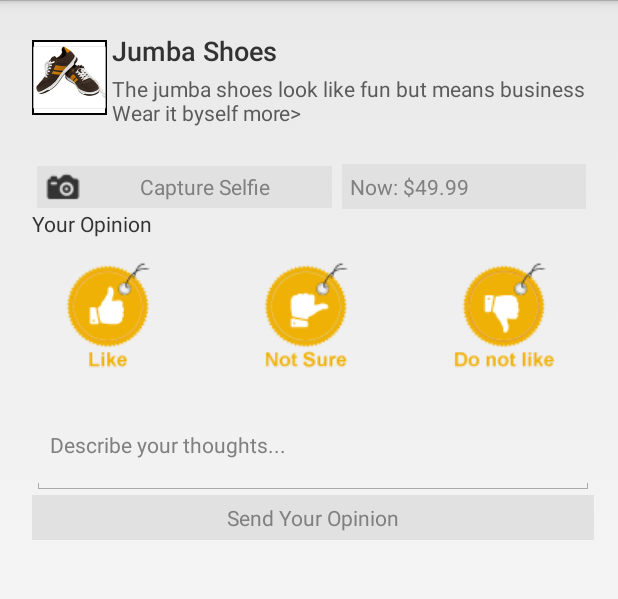
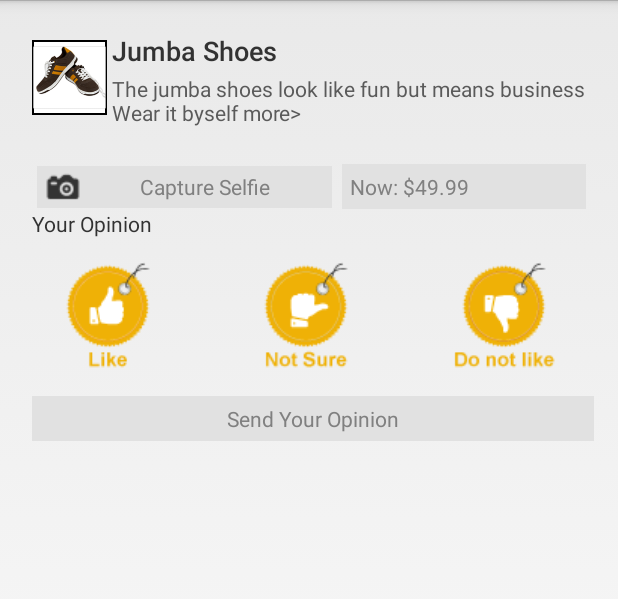
Before and after one commit to veenunalla/HowzIsThisBuddy, an Android app: the layout activity_popup_view.xml on its own in the app's theme, with its tools: preview values and no code run, on a phone screen of 412 x 824 dp, the part 72-671 px from its top. Run offline under Robolectric (Android 15) with nearby library versions, the phone set to English and light mode, and no system bars.

Commit message:
Updated UI and Modified the Code

```diff
--- a/app/src/main/res/layout/activity_popup_view.xml
+++ b/app/src/main/res/layout/activity_popup_view.xml
@@ -26,21 +26,21 @@
 
     </RelativeLayout>
 
-    <EditText
-        android:id="@+id/editText"
-        android:layout_width="match_parent"
-        android:layout_height="wrap_content"
-        android:ems="10"
-        android:hint="@string/str_opinion_response_describe_hint"
-        android:lines="3"
-        android:minLines="3"
-        android:scrollbars="vertical"
-        android:inputType="textMultiLine"
-        android:singleLine="false"
-        android:textAppearance="@android:style/TextAppearance.DeviceDefault.Small"
-        android:layout_below="@+id/img_opinion_response_like"
-        android:layout_alignLeft="@+id/img_opinion_response_like"
-        android:layout_alignStart="@+id/img_opinion_response_like" />
+    <!--<EditText-->
+        <!--android:id="@+id/editText"-->
+        <!--android:layout_width="match_parent"-->
+        <!--android:layout_height="wrap_content"-->
+        <!--android:ems="10"-->
+        <!--android:hint="@string/str_opinion_response_describe_hint"-->
+        <!--android:lines="3"-->
+        <!--android:minLines="3"-->
+        <!--android:scrollbars="vertical"-->
+        <!--android:inputType="textMultiLine"-->
+        <!--android:singleLine="false"-->
+        <!--android:textAppearance="@android:style/TextAppearance.DeviceDefault.Small"-->
+        <!--android:layout_below="@+id/img_opinion_response_like"-->
+        <!--android:layout_alignLeft="@+id/img_opinion_response_like"-->
+        <!--android:layout_alignStart="@+id/img_opinion_response_like" />-->
 
     <TextView
         android:id="@+id/textView2"
@@ -51,9 +51,9 @@
         android:padding="5dp"
         android:text="@string/str_opinion_response_send_your_opinion"
         android:textAppearance="@android:style/TextAppearance.DeviceDefault.Small"
-        android:layout_below="@+id/editText"
-        android:layout_alignLeft="@+id/editText"
-        android:layout_alignStart="@+id/editText" />
+        android:layout_below="@+id/img_opinion_response_like"
+        android:layout_alignLeft="@+id/relativeLayout"
+        android:layout_alignStart="@+id/relativeLayout" />
 
     <ImageButton
         android:id="@+id/img_opinion_response_like"
--- a/app/src/main/res/layout/layout_drawer_list_item.xml
+++ b/app/src/main/res/layout/layout_drawer_list_item.xml
@@ -16,6 +16,7 @@
             android:id="@+id/icon"
             android:layout_width="wrap_content"
             android:layout_height="wrap_content"
+            android:src="@drawable/profile"
             android:layout_gravity="center" />
 
         <TextView
@@ -23,7 +24,7 @@
             android:layout_width="wrap_content"
             android:layout_height="wrap_content"
             android:layout_gravity="center"
-            android:gravity="center_horizontal"
+            android:text="Opinions\nReceived"
             android:minHeight="?android:attr/listPreferredItemHeightSmall"
             android:textAppearance="?android:attr/textAppearance"
             android:textColor="@android:color/black" />
```
Also changed, not shown: app/src/main/java/com/pivotaldesign/howzthisbuddy/GCMIntentService.java (+20 -11 lines), app/src/main/java/com/pivotaldesign/howzthisbuddy/fragments/HBNotificationFragment.java (+2 -12 lines), app/src/main/res/layout/activity_home.xml (+4 -3 lines), app/src/main/res/values/strings.xml (+22 -0 lines).
